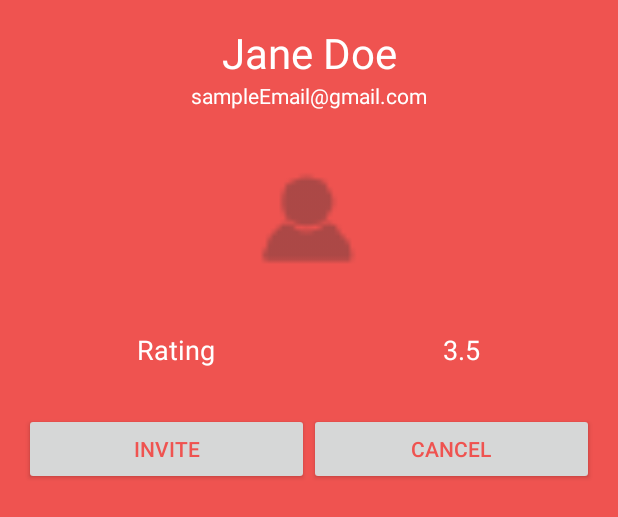
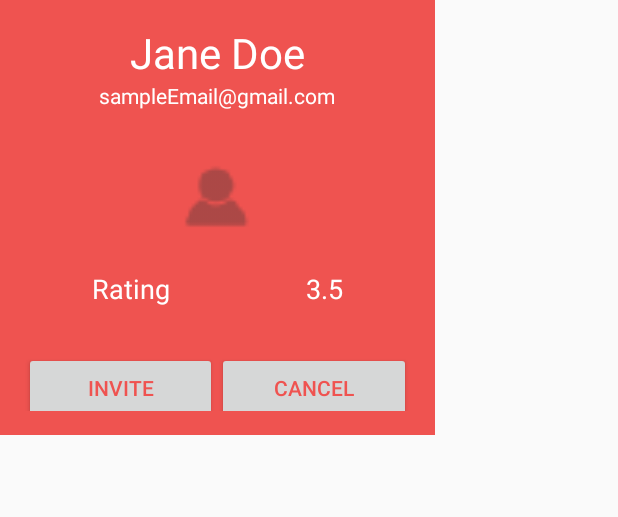
Before and after one commit to adrielFab/Kaasch, an Android app: the layout userprofile_dialog_layout.xml on its own in the app's theme, with its tools: preview values and no code run, on a phone screen of 412 x 824 dp. Shown: the top 517 px of the screen. Run offline under Robolectric (Android 15) with nearby library versions, the phone set to English and light mode, and no system bars; network calls fail.

Commit message:
Profile picture has been implemented in the populate map

```diff
--- a/client/app/src/main/java/com/example/mrides/Activity/CreateRouteActivity.java
+++ b/client/app/src/main/java/com/example/mrides/Activity/CreateRouteActivity.java
@@ -26,6 +26,7 @@ import android.widget.ImageView;
 import android.widget.TextView;
 import android.widget.Toast;
 
+import com.example.mrides.ImageConverter;
 import com.example.mrides.Invitation.InvitePassengers;
 import com.example.mrides.R;
 import com.example.mrides.controller.RequestHandler;
@@ -404,12 +405,11 @@ public class CreateRouteActivity extends FragmentActivity implements OnMapReadyC
             textViewEmail.setText(selectedPassenger.getEmail());
 
             ImageView imageViewProfile = (ImageView) dialog.findViewById(R.id.imageViewProfile);
-            imageViewProfile.setImageResource(R.drawable.sample_profile_image);
+            ImageConverter imageConverter = new ImageConverter(imageViewProfile);
+            imageConverter.execute(selectedPassenger.getPhotoUrl());
 
             Button buttonInvite = (Button) dialog.findViewById(R.id.buttonInvite);
-
             buttonInvite.setOnClickListener(this);
-
             Button buttonCancel = (Button) dialog.findViewById(R.id.buttonCancel);
             buttonCancel.setOnClickListener(this);
 
--- a/client/app/src/main/java/com/example/mrides/Activity/HomePage.java
+++ b/client/app/src/main/java/com/example/mrides/Activity/HomePage.java
@@ -65,8 +65,6 @@ public class HomePage extends AppCompatActivity implements
      */
     @Override
     protected void onCreate(Bundle savedInstanceState) {
-        finish();
-        startActivity(getIntent());
         super.onCreate(savedInstanceState);
         setContentView(R.layout.activity_home_page);
 
--- a/client/app/src/main/res/layout/userprofile_dialog_layout.xml
+++ b/client/app/src/main/res/layout/userprofile_dialog_layout.xml
@@ -3,8 +3,8 @@
               xmlns:app="http://schemas.android.com/apk/res-auto"
               xmlns:tools="http://schemas.android.com/tools"
               android:id="@+id/profile_activity"
-              android:layout_width="match_parent"
-              android:layout_height="match_parent"
+              android:layout_width="290dp"
+              android:layout_height="290dp"
               android:paddingBottom="@dimen/activity_vertical_margin"
               android:paddingLeft="@dimen/activity_horizontal_margin"
               android:paddingRight="@dimen/activity_horizontal_margin"
@@ -39,14 +39,16 @@
 
     </LinearLayout>
 
-    <ImageView
-        android:layout_centerHorizontal="true"
-        android:layout_width="251dp"
-        android:layout_height="152dp"
+    <de.hdodenhof.circleimageview.CircleImageView
+        xmlns:app="http://schemas.android.com/apk/res-auto"
+        android:id="@+id/imageViewProfile"
+        android:layout_width="100dp"
+        android:layout_height="100dp"
+        android:src="@drawable/sample_profile_image"
+        app:border_color="#FF000000"
         android:layout_gravity="center"
-        app:srcCompat="@drawable/sample_profile_image"
-        android:id="@+id/imageViewProfile"
-        android:layout_weight="0.02"/>
+        android:layout_weight="0.02"
+        android:layout_marginTop="10dp"/>
 
     <LinearLayout
         android:layout_width="match_parent"
```
